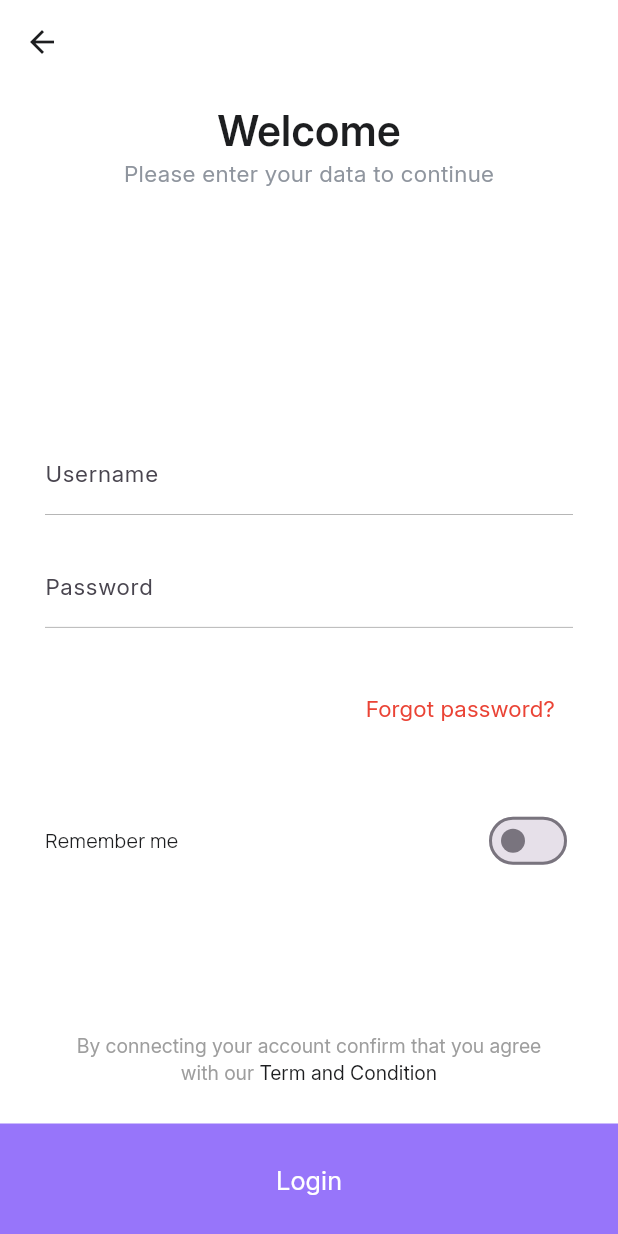
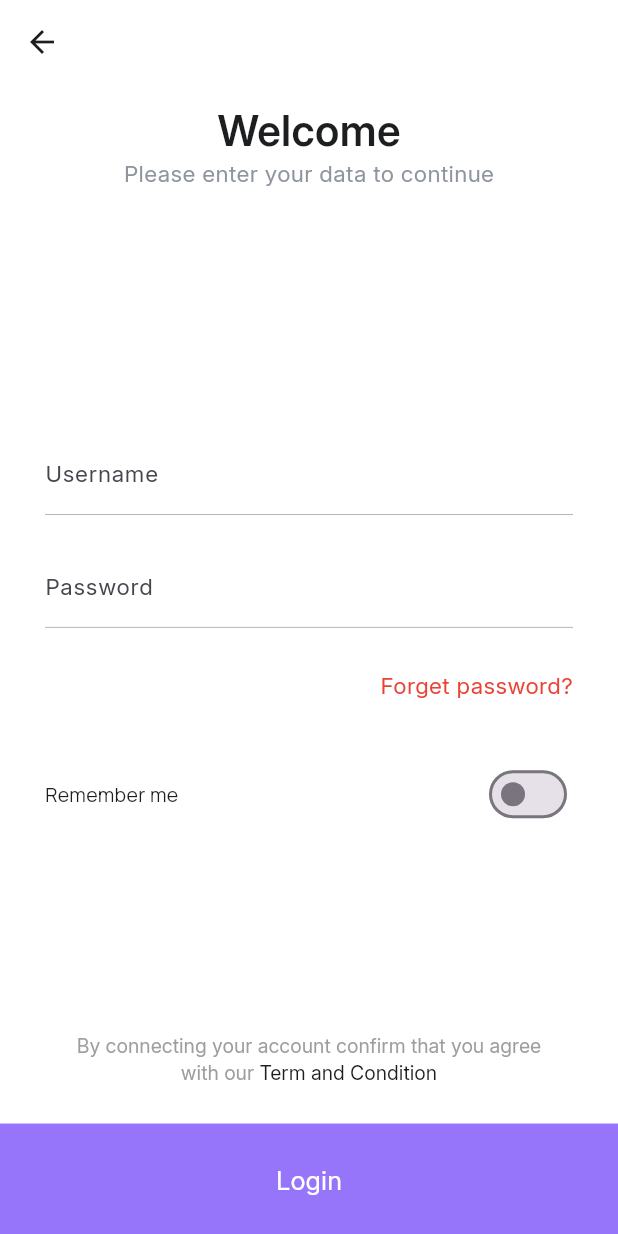
Before and after one commit to tside07/Stylish-Shopping-App, a Flutter app: the GetStartedScreen screen opened by its route, after a tap on "Signin", on a phone screen of 412 x 824 dp. Run offline on Flutter 3.47's test engine with Material 3 defaults, Android fonts, the light colour scheme and no system bars; our stand-ins replace flutter_svg, pinput.

Commit message:
Fix forgetpw button and sign up screen

```diff
--- a/lib/core/theme/app_input_decoration.dart
+++ b/lib/core/theme/app_input_decoration.dart
@@ -6,7 +6,7 @@ abstract class AppInputDecoration {
       borderSide: BorderSide(color: Colors.grey, width: 0.5),
     ),
     focusedBorder: UnderlineInputBorder(
-      borderSide: BorderSide(color: Colors.grey, width: 1),
+      borderSide: BorderSide(color: Color(0xff34C358), width: 1),
     ),
   );
 }
--- a/lib/core/theme/app_text_style.dart
+++ b/lib/core/theme/app_text_style.dart
@@ -5,7 +5,7 @@ class AppTextStyle {
   static const String fontFamily = 'Inter';
   static const TextStyle base = TextStyle(fontFamily: fontFamily, height: 19/17);
   static const TextStyle s17 = TextStyle(fontFamily: fontFamily, fontSize: 17, height: 19/17); //input
-  static const TextStyle s15 = TextStyle(fontFamily: fontFamily, fontSize: 15, height: 19/17); //input
-  static const TextStyle s13 = TextStyle(fontFamily: fontFamily, fontSize: 13, height: 19/17); //floatLabelStyle
+  static const TextStyle s15 = TextStyle(fontFamily: fontFamily, fontSize: 15, height: 17/15); //input
+  static const TextStyle s13 = TextStyle(fontFamily: fontFamily, fontSize: 13, height: 14/13); //floatLabelStyle
 
 }
--- a/lib/screens/sign_in_screen.dart
+++ b/lib/screens/sign_in_screen.dart
@@ -1,6 +1,8 @@
 import 'package:flutter/material.dart';
 import 'package:stylish_shopping_app/core/theme/app_input_decoration.dart';
 import 'package:stylish_shopping_app/core/theme/app_text_style.dart';
+import '../utils/routes.dart';
+
 
 class SignInScreen extends StatefulWidget {
   const SignInScreen({super.key});
@@ -74,9 +76,14 @@ class _SignInScreenState extends State<SignInScreen> {
                         height: 18/13,
                       ),
                       children: [
-                        const TextSpan(
+                        TextSpan(
                           text:
                               'By connecting your account confirm that you agree\nwith our ',
+                              style: AppTextStyle.s13.copyWith(
+                                color: Colors.grey,
+                                fontWeight: FontWeight.w400,
+                                height: 18/13
+                              ),
                         ),
                         TextSpan(
                           text: 'Term and Condition',
@@ -181,11 +188,7 @@ class _Body extends StatelessWidget {
               labelStyle: AppTextStyle.s15.copyWith(
                 fontWeight: FontWeight.w400,
               ),
-              hintText: 'Enter the username',
-              hintStyle: AppTextStyle.base.copyWith(
-                color: Color(0xff1D1E20),
-                fontWeight: FontWeight.w500,
-              ),
+              floatingLabelStyle: AppTextStyle.s13.copyWith(),
               suffixIcon: isUsernameValid
                   ? const Icon(Icons.check, color: Color(0xff34C358), size: 20)
                   : null,
@@ -203,11 +206,7 @@ class _Body extends StatelessWidget {
               labelStyle: AppTextStyle.s15.copyWith(
                 fontWeight: FontWeight.w400,
               ),
-              hintText: 'Enter the password',
-              hintStyle: AppTextStyle.base.copyWith(
-                color: Color(0xff1D1E20),
-                fontWeight: FontWeight.w500,
-              ),
+            floatingLabelStyle: AppTextStyle.s13.copyWith(),
             ),
           ),
 
@@ -215,15 +214,18 @@ class _Body extends StatelessWidget {
 
           Align(
             alignment: Alignment.centerRight,
-            child: TextButton(
-              onPressed: () {
-                Navigator.pushNamed(context, '/forget-password');
-              },
-              child: Text(
-                'Forgot password?',
-                style: AppTextStyle.base.copyWith(
-                  fontSize: 15,
-                  color: Color(0xffEA4335),
+            child: Padding(
+              padding: const EdgeInsets.only(left: 20),
+              child: GestureDetector(
+                onTap: () {
+                  Navigator.pushNamed(context, AppRoutes.forgetPw);
+                },
+                child: Text(
+                  'Forget password?',
+                  style: AppTextStyle.s15.copyWith(
+                    color: Color(0xffEA4335),
+                    fontWeight: FontWeight.w400,
+                  ),
                 ),
               ),
             ),
--- a/lib/screens/sign_up_screen.dart
+++ b/lib/screens/sign_up_screen.dart
@@ -150,8 +150,7 @@ class _Body extends StatelessWidget {
             decoration: AppInputDecoration.underline.copyWith(
               labelText: 'Username',
               labelStyle: AppTextStyle.s15.copyWith(),
-              floatingLabelStyle: AppTextStyle.s13
-                  .copyWith(), //TODO: Add floatingLabelStyle
+              floatingLabelStyle: AppTextStyle.s13.copyWith(), //TODO: Add floatingLabelStyle
               suffixIcon: isUsernameValid
                   ? const Icon(Icons.check, color: Colors.green, size: 20)
                   : null,
@@ -202,7 +201,7 @@ class _Body extends StatelessWidget {
               ),
               Switch(
                 value: rememberMe,
-                activeThumbColor: Colors.green,
+                activeThumbColor: Color(0xff34C759),
                 onChanged: onRememberMeChanged,
               ),
             ],
```
